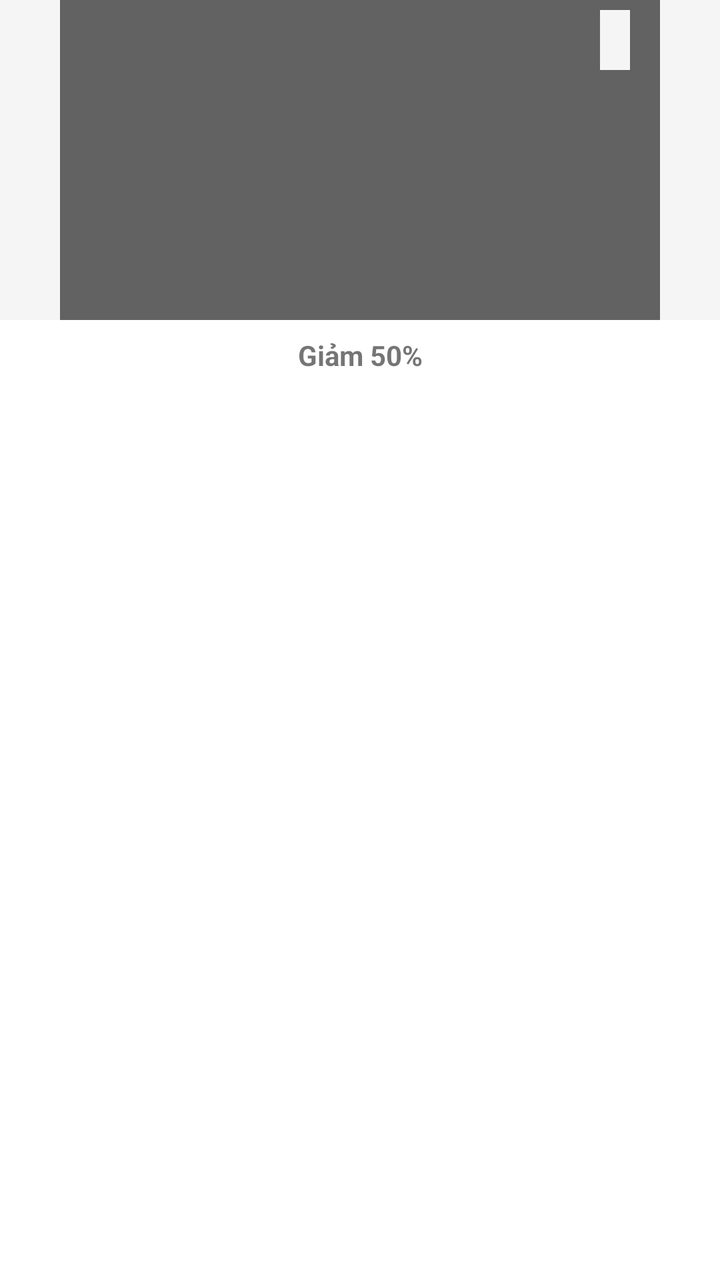
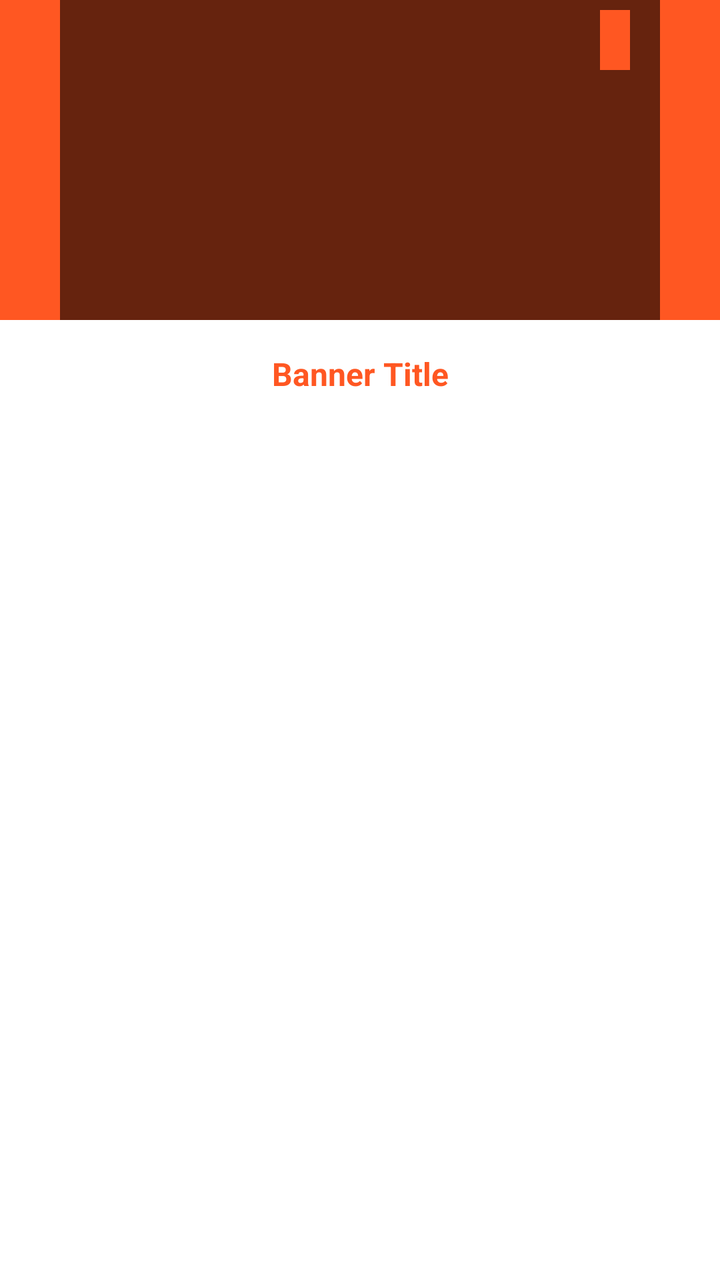

Two renders of the same Android screen: before a commit and after it. Below are the layout's source before the change and the commit's diff.
<!-- AndroidManifest.xml: application theme Theme.FoodOrder -->
<!-- res/layout/item_banner.xml -->
<?xml version="1.0" encoding="utf-8"?>
<LinearLayout xmlns:android="http://schemas.android.com/apk/res/android"
    android:layout_width="match_parent"
    android:layout_height="match_parent"
    android:orientation="vertical">

    <ImageView
        android:id="@+id/ivBanner"
        android:layout_width="match_parent"
        android:layout_height="160dp"
        android:scaleType="centerCrop"
        android:src="@drawable/ic_food_default"
        android:background="#F5F5F5"/>

    <TextView
        android:id="@+id/tvBannerTitle"
        android:layout_width="match_parent"
        android:layout_height="wrap_content"
        android:layout_marginTop="8dp"
        android:text="Giảm 50%"
        android:textSize="14sp"
        android:textStyle="bold"
        android:gravity="center"/>

</LinearLayout>
<!-- resources referenced by this layout -->
<resources>
  <!-- drawable ic_food_default (drawable) -->
  <?xml version="1.0" encoding="utf-8"?>
  <vector xmlns:android="http://schemas.android.com/apk/res/android"
      android:width="24dp"
      android:height="24dp"
      android:viewportWidth="24"
      android:viewportHeight="24"
      android:tint="?attr/colorControlNormal">
      <path
          android:fillColor="@android:color/white"
          android:pathData="M11,9L9,9L9,7L11,7L11,9zM15,9L13,9L13,7L15,7L15,9zM16,6L18,6L18,4L16,4L16,6zM19,9L21,9L21,7L19,7L19,9zM13,13L15,13L15,11L13,11L13,13zM9,13L11,13L11,11L9,11L9,13zM7,9L9,9L9,7L7,7L7,9zM4,22c-1.1,0 -2,-0.9 -2,-2v0l0,-0.96L2,3c0,-1.1 0.9,-2 2,-2h16c1.1,0 2,0.9 2,2v16c0,0.27 -0.05,0.53 -0.15,0.77 -0.26,0.68 -1.03,1.21 -1.85,1.23L4,22zM20,20L4,20l0,-15.79c0.19,0.48 0.62,0.79 1.11,0.79L18.89,5c0.49,0 0.92,-0.31 1.11,-0.79L20,20zM8,18L8,18c1.1,0 2,-0.9 2,-2v0c0,-1.1 -0.9,-2 -2,-2s-2,0.9 -2,2c0,1.1 0.9,2 2,2zM16,18c1.1,0 2,-0.9 2,-2 0,-1.1 -0.9,-2 -2,-2s-2,0.9 -2,2c0,1.1 0.9,2 2,2z"/>
  </vector>
  <style name="Theme.FoodOrder" parent="Theme.MaterialComponents.DayNight.NoActionBar">
          
          <item name="colorPrimary">@color/primary_color</item>
          <item name="colorPrimaryVariant">@color/primary_dark</item>
          <item name="colorOnPrimary">@color/white</item>
  
          
          <item name="colorSecondary">@color/accent</item>
          <item name="colorSecondaryVariant">@color/teal_700</item>
          <item name="colorOnSecondary">@color/black</item>
  
          
          <item name="android:windowBackground">@color/background</item>
  
          
          <item name="colorSurface">@color/surface</item>
          <item name="colorOnSurface">@color/text_primary</item>
          <item name="colorError">#FF0000</item>
      </style>
  <color name="primary_color">#FF5722</color>
  <color name="primary_dark">#E64A19</color>
  <color name="white">#FFFFFFFF</color>
  <color name="accent">#FFC107</color>
  <color name="teal_700">#FF018786</color>
  <color name="black">#FF000000</color>
  <color name="background">#FFFFFF</color>
  <color name="surface">#F5F5F5</color>
  <color name="text_primary">#212121</color>
</resources>

<!-- the commit's change to res/layout/item_banner.xml (unified diff, before → after) -->
@@ -10,16 +10,18 @@
         android:layout_height="160dp"
         android:scaleType="centerCrop"
         android:src="@drawable/ic_food_default"
-        android:background="#F5F5F5"/>
+        android:background="@color/primary_color"/>
 
     <TextView
         android:id="@+id/tvBannerTitle"
         android:layout_width="match_parent"
         android:layout_height="wrap_content"
         android:layout_marginTop="8dp"
-        android:text="Giảm 50%"
-        android:textSize="14sp"
+        android:text="Banner Title"
+        android:textSize="16sp"
         android:textStyle="bold"
-        android:gravity="center"/>
+        android:gravity="center"
+        android:textColor="@color/primary_color"
+        android:padding="8dp"/>
 
 </LinearLayout>
